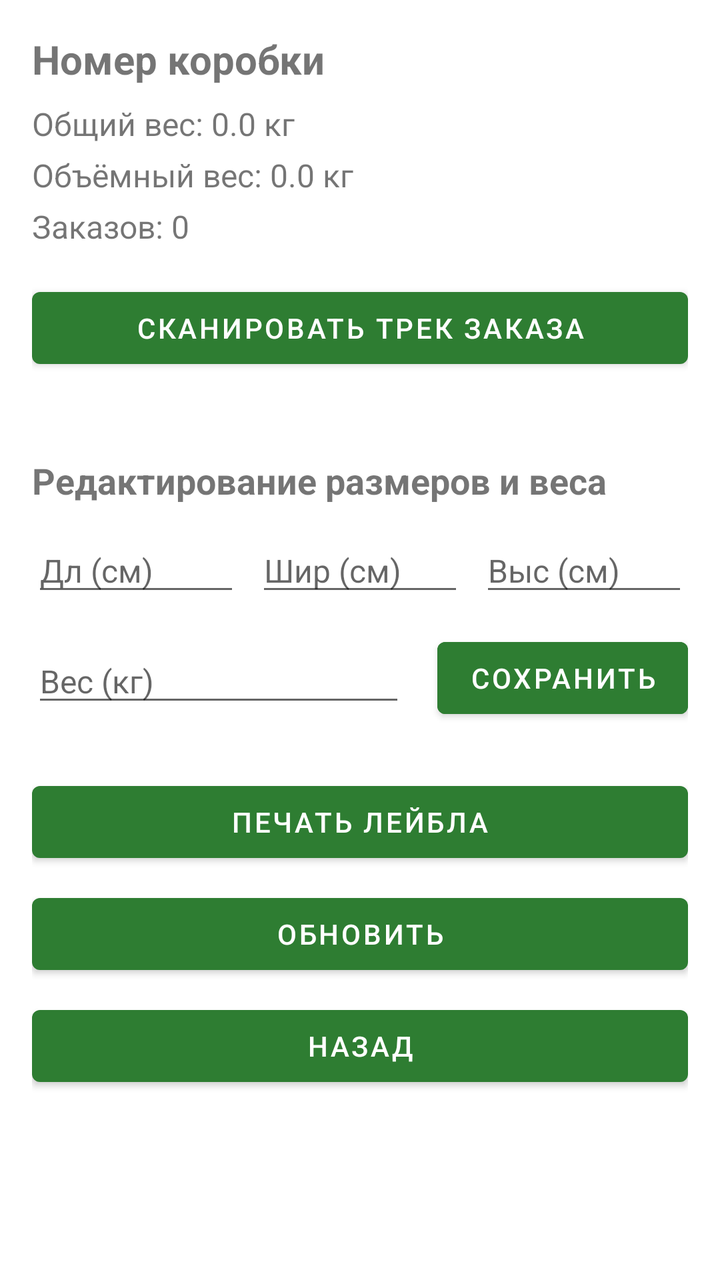
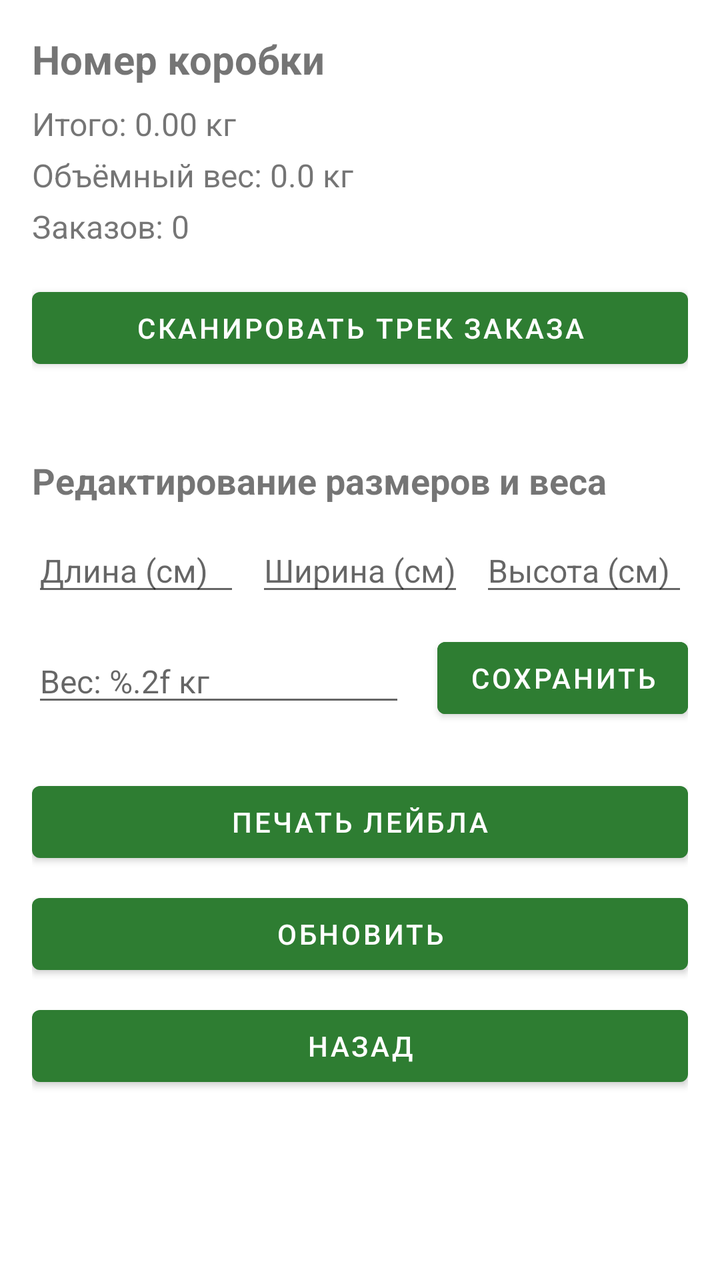

An Android layout rendered at two revisions. The XML below is the earlier revision; the diff shows what the commit changed to produce the second picture.
<!-- AndroidManifest.xml: application theme AppTheme -->
<!-- res/layout/fragment_box_detail.xml -->
<?xml version="1.0" encoding="utf-8"?>
<androidx.core.widget.NestedScrollView
    xmlns:android="http://schemas.android.com/apk/res/android"
    android:layout_width="match_parent"
    android:layout_height="match_parent"
    android:fillViewport="true">

    <LinearLayout
        android:layout_width="match_parent"
        android:layout_height="wrap_content"
        android:orientation="vertical"
        android:padding="16dp">

        
        <TextView
            android:id="@+id/tvBoxNumber"
            android:layout_width="wrap_content"
            android:layout_height="wrap_content"
            android:text="Номер коробки"
            android:textSize="20sp"
            android:textStyle="bold" />

        <TextView
            android:id="@+id/tvGrossWeight"
            android:layout_width="wrap_content"
            android:layout_height="wrap_content"
            android:text="Общий вес: 0.0 кг"
            android:textSize="16sp"
            android:layout_marginTop="8dp" />

        <TextView
            android:id="@+id/tvVWeight"
            android:layout_width="wrap_content"
            android:layout_height="wrap_content"
            android:text="Объёмный вес: 0.0 кг"
            android:textSize="16sp"
            android:layout_marginTop="4dp" />

        <TextView
            android:id="@+id/tvOrderCount"
            android:layout_width="wrap_content"
            android:layout_height="wrap_content"
            android:text="Заказов: 0"
            android:textSize="16sp"
            android:layout_marginTop="4dp" />

        
        <Button
            android:id="@+id/btnAddOrder"
            android:layout_width="match_parent"
            android:layout_height="wrap_content"
            android:layout_marginTop="16dp"
            android:text="@string/scan_track" />

        
        <ProgressBar
            android:id="@+id/progressBar"
            android:layout_width="wrap_content"
            android:layout_height="wrap_content"
            android:layout_gravity="center"
            android:visibility="gone"
            android:layout_marginTop="16dp" />

        
        <androidx.recyclerview.widget.RecyclerView
            android:id="@+id/rvOrders"
            android:layout_width="match_parent"
            android:layout_height="wrap_content"
            android:layout_marginTop="16dp"
            android:nestedScrollingEnabled="false" />

        
        <LinearLayout
            android:layout_width="match_parent"
            android:layout_height="wrap_content"
            android:orientation="vertical"
            android:layout_marginTop="24dp">

            <TextView
                android:layout_width="wrap_content"
                android:layout_height="wrap_content"
                android:text="Редактирование размеров и веса"
                android:textStyle="bold"
                android:textSize="18sp" />

            <LinearLayout
                android:layout_width="match_parent"
                android:layout_height="wrap_content"
                android:orientation="horizontal"
                android:layout_marginTop="12dp"
                android:gravity="center_vertical">

                <EditText
                    android:id="@+id/etLength"
                    android:layout_width="0dp"
                    android:layout_weight="1"
                    android:layout_height="wrap_content"
                    android:selectAllOnFocus="true"
                    android:hint="Дл (см)"
                    android:inputType="number"
                    android:textSize="16sp" />

                <EditText
                    android:id="@+id/etWidth"
                    android:layout_width="0dp"
                    android:layout_weight="1"
                    android:layout_height="wrap_content"
                    android:selectAllOnFocus="true"
                    android:hint="Шир (см)"
                    android:inputType="number"
                    android:textSize="16sp"
                    android:layout_marginHorizontal="8dp" />

                <EditText
                    android:id="@+id/etHeight"
                    android:layout_width="0dp"
                    android:layout_weight="1"
                    android:layout_height="wrap_content"
                    android:selectAllOnFocus="true"
                    android:hint="Выс (см)"
                    android:inputType="number"
                    android:textSize="16sp" />
            </LinearLayout>

            <LinearLayout
                android:layout_width="match_parent"
                android:layout_height="wrap_content"
                android:orientation="horizontal"
                android:layout_marginTop="12dp"
                android:gravity="center_vertical">

                <EditText
                    android:id="@+id/etGrossWeight"
                    android:layout_width="0dp"
                    android:layout_weight="1"
                    android:layout_height="wrap_content"
                    android:selectAllOnFocus="true"
                    android:hint="Вес (кг)"
                    android:inputType="numberDecimal"
                    android:textSize="16sp" />

                <Button
                    android:id="@+id/btnSaveSizes"
                    android:layout_width="wrap_content"
                    android:layout_height="wrap_content"
                    android:layout_marginStart="16dp"
                    android:text="@string/save"
                    android:backgroundTint="#2E7D32"
                    android:textColor="#FFFFFF" />
            </LinearLayout>
        </LinearLayout>

        
        <Button
            android:id="@+id/btnPrint"
            android:layout_width="match_parent"
            android:layout_height="wrap_content"
            android:layout_marginTop="24dp"
            android:text="@string/print_label" />

        <Button
            android:id="@+id/btnRefresh"
            android:layout_width="match_parent"
            android:layout_height="wrap_content"
            android:layout_marginTop="8dp"
            android:text="@string/refresh" />

        <Button
            android:id="@+id/btnBack"
            android:layout_width="match_parent"
            android:layout_height="wrap_content"
            android:layout_marginTop="8dp"
            android:text="@string/back" />

    </LinearLayout>
</androidx.core.widget.NestedScrollView>
<!-- resources referenced by this layout -->
<resources>
  <string name="back">Hазад</string>
  <string name="print_label">Печать лейбла</string>
  <string name="refresh">Обновить</string>
  <string name="save">Сохранить</string>
  <string name="scan_track">Сканировать трек заказа</string>
  <style name="AppTheme" parent="Theme.MaterialComponents.Light.NoActionBar">
          
          <item name="colorPrimary">#2E7D32</item>  
          <item name="colorPrimaryVariant">#1B5E20</item>
          <item name="colorOnPrimary">#FFFFFF</item>
          <item name="colorSecondary">#2E7D32</item>
          <item name="colorSecondaryVariant">#1B5E20</item>
          <item name="colorOnSecondary">#000000</item>
      </style>
</resources>

<!-- the commit's change to res/layout/fragment_box_detail.xml (unified diff, before → after) -->
@@ -16,7 +16,7 @@
             android:id="@+id/tvBoxNumber"
             android:layout_width="wrap_content"
             android:layout_height="wrap_content"
-            android:text="Номер коробки"
+            android:text="@string/box_number"
             android:textSize="20sp"
             android:textStyle="bold" />
 
@@ -24,7 +24,7 @@
             android:id="@+id/tvGrossWeight"
             android:layout_width="wrap_content"
             android:layout_height="wrap_content"
-            android:text="Общий вес: 0.0 кг"
+            android:text="@string/total_weight"
             android:textSize="16sp"
             android:layout_marginTop="8dp" />
 
@@ -40,7 +40,7 @@
             android:id="@+id/tvOrderCount"
             android:layout_width="wrap_content"
             android:layout_height="wrap_content"
-            android:text="Заказов: 0"
+            android:text="@string/orders"
             android:textSize="16sp"
             android:layout_marginTop="4dp" />
 
@@ -79,7 +79,7 @@
             <TextView
                 android:layout_width="wrap_content"
                 android:layout_height="wrap_content"
-                android:text="Редактирование размеров и веса"
+                android:text="@string/edit_dimensions_and_weight"
                 android:textStyle="bold"
                 android:textSize="18sp" />
 
@@ -96,7 +96,7 @@
                     android:layout_weight="1"
                     android:layout_height="wrap_content"
                     android:selectAllOnFocus="true"
-                    android:hint="Дл (см)"
+                    android:hint="@string/length"
                     android:inputType="number"
                     android:textSize="16sp" />
 
@@ -106,7 +106,7 @@
                     android:layout_weight="1"
                     android:layout_height="wrap_content"
                     android:selectAllOnFocus="true"
-                    android:hint="Шир (см)"
+                    android:hint="@string/width"
                     android:inputType="number"
                     android:textSize="16sp"
                     android:layout_marginHorizontal="8dp" />
@@ -117,7 +117,7 @@
                     android:layout_weight="1"
                     android:layout_height="wrap_content"
                     android:selectAllOnFocus="true"
-                    android:hint="Выс (см)"
+                    android:hint="@string/height"
                     android:inputType="number"
                     android:textSize="16sp" />
             </LinearLayout>
@@ -135,7 +135,7 @@
                     android:layout_weight="1"
                     android:layout_height="wrap_content"
                     android:selectAllOnFocus="true"
-                    android:hint="Вес (кг)"
+                    android:hint="@string/weight_format"
                     android:inputType="numberDecimal"
                     android:textSize="16sp" />
 
<!-- resource entries referenced after the edit -->
@@ -1,10 +1,18 @@
 <!-- resources referenced by this layout -->
 <resources>
   <string name="back">Hазад</string>
+  <string name="box_number">Номер коробки</string>
+  <string name="edit_dimensions_and_weight">Редактирование размеров и веса</string>
+  <string name="height">Высота (см)</string>
+  <string name="length">Длина (см)</string>
+  <string name="orders">Заказов: 0</string>
   <string name="print_label">Печать лейбла</string>
   <string name="refresh">Обновить</string>
   <string name="save">Сохранить</string>
   <string name="scan_track">Сканировать трек заказа</string>
+  <string name="total_weight">Итого: 0.00 кг</string>
+  <string name="weight_format">Вес: %.2f кг</string>
+  <string name="width">Ширина (см)</string>
   <style name="AppTheme" parent="Theme.MaterialComponents.Light.NoActionBar">
           
           <item name="colorPrimary">#2E7D32</item>  
